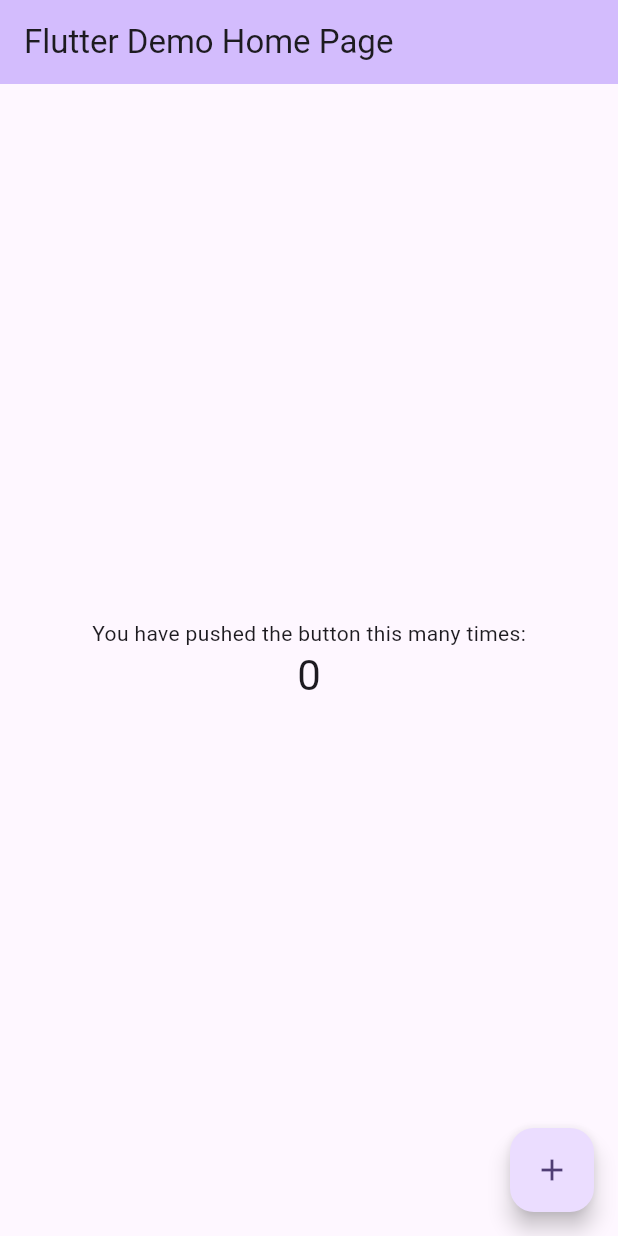
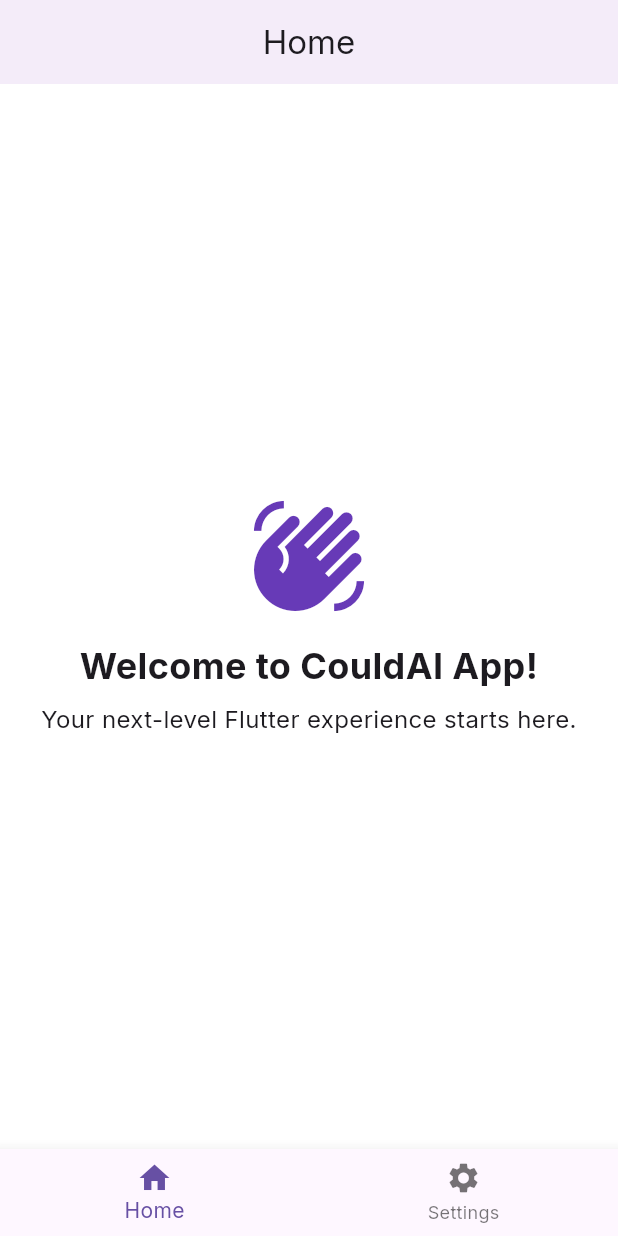
Before and after one commit to could-ai/01990a70-43a9-7c2c-830f-b275ce3ab16f, a Flutter app: the screen it shows after launch, on a phone screen of 412 x 824 dp. Run offline on Flutter 3.47's test engine with Material 3 defaults, Android fonts, the phone set to English and light mode, and no system bars; our stand-ins replace google_fonts.

Commit message:
Added provider and google_fonts dependencies to support state management and custom typography; adjusted project description. Ensured uses-material-design and prepared assets directory for future improvements.; Replaced default counter demo with a structured app entry point using Provider for theme management, MainPage with BottomNavigationBar, and two primary screens (Home and Settings). Configured light/dark themes.; Created AppTheme class defining consistent light and dark themes with Google Fonts for a modern look and proper brightness settings.; Added ThemeProvider using ChangeNotifier to manage and toggle between light and dark theme modes dynamically.; Created HomeScreen with a custom AppBar, welcome icon, and introductory text to present the enhanced app's main entry point.; Created SettingsScreen featuring a dark mode toggle using the ThemeProvider. Prepared for additional settings entries.; Added a reusable CustomAppBar widget to maintain consistent AppBar styling across screens.

```diff
--- a/usr/lib/main.dart
+++ b/usr/lib/main.dart
@@ -1,120 +1,68 @@
 import 'package:flutter/material.dart';
+import 'package:provider/provider.dart';
+import 'theme.dart';
+import 'providers/theme_provider.dart';
+import 'screens/home_screen.dart';
+import 'screens/settings_screen.dart';
 
 void main() {
-  runApp(const MyApp());
+  runApp(
+    ChangeNotifierProvider(
+      create: (_) => ThemeProvider(),
+      child: const MyApp(),
+    ),
+  );
 }
 
 class MyApp extends StatelessWidget {
-  const MyApp({super.key});
+  const MyApp({Key? key}) : super(key: key);
 
-  // This widget is the root of your application.
   @override
   Widget build(BuildContext context) {
+    final themeProvider = Provider.of<ThemeProvider>(context);
     return MaterialApp(
-      title: 'Flutter Demo',
+      title: 'CouldAI User App',
       debugShowCheckedModeBanner: false,
-      theme: ThemeData(
-        // This is the theme of your application.
-        //
-        // TRY THIS: Try running your application with "flutter run". You'll see
-        // the application has a purple toolbar. Then, without quitting the app,
-        // try changing the seedColor in the colorScheme below to Colors.green
-        // and then invoke "hot reload" (save your changes or press the "hot
-        // reload" button in a Flutter-supported IDE, or press "r" if you used
-        // the command line to start the app).
-        //
-        // Notice that the counter didn't reset back to zero; the application
-        // state is not lost during the reload. To reset the state, use hot
-        // restart instead.
-        //
-        // This works for code too, not just values: Most code changes can be
-        // tested with just a hot reload.
-        colorScheme: ColorScheme.fromSeed(seedColor: Colors.deepPurple),
-      ),
-      home: const MyHomePage(title: 'Flutter Demo Home Page'),
+      theme: AppTheme.lightTheme,
+      darkTheme: AppTheme.darkTheme,
+      themeMode: themeProvider.themeMode,
+      home: const MainPage(),
     );
   }
 }
 
-class MyHomePage extends StatefulWidget {
-  const MyHomePage({super.key, required this.title});
-
-  // This widget is the home page of your application. It is stateful, meaning
-  // that it has a State object (defined below) that contains fields that affect
-  // how it looks.
-
-  // This class is the configuration for the state. It holds the values (in this
-  // case the title) provided by the parent (in this case the App widget) and
-  // used by the build method of the State. Fields in a Widget subclass are
-  // always marked "final".
-
-  final String title;
+class MainPage extends StatefulWidget {
+  const MainPage({Key? key}) : super(key: key);
 
   @override
-  State<MyHomePage> createState() => _MyHomePageState();
+  _MainPageState createState() => _MainPageState();
 }
 
-class _MyHomePageState extends State<MyHomePage> {
-  int _counter = 0;
-
-  void _incrementCounter() {
-    setState(() {
-      // This call to setState tells the Flutter framework that something has
-      // changed in this State, which causes it to rerun the build method below
-      // so that the display can reflect the updated values. If we changed
-      // _counter without calling setState(), then the build method would not be
-      // called again, and so nothing would appear to happen.
-      _counter++;
-    });
-  }
+class _MainPageState extends State<MainPage> {
+  int _currentIndex = 0;
+  final List<Widget> _screens = [
+    const HomeScreen(),
+    const SettingsScreen(),
+  ];
 
   @override
   Widget build(BuildContext context) {
-    // This method is rerun every time setState is called, for instance as done
-    // by the _incrementCounter method above.
-    //
-    // The Flutter framework has been optimized to make rerunning build methods
-    // fast, so that you can just rebuild anything that needs updating rather
-    // than having to individually change instances of widgets.
     return Scaffold(
-      appBar: AppBar(
-        // TRY THIS: Try changing the color here to a specific color (to
-        // Colors.amber, perhaps?) and trigger a hot reload to see the AppBar
-        // change color while the other colors stay the same.
-        backgroundColor: Theme.of(context).colorScheme.inversePrimary,
-        // Here we take the value from the MyHomePage object that was created by
-        // the App.build method, and use it to set our appbar title.
-        title: Text(widget.title),
+      body: _screens[_currentIndex],
+      bottomNavigationBar: BottomNavigationBar(
+        currentIndex: _currentIndex,
+        onTap: (index) => setState(() => _currentIndex = index),
+        items: const [
+          BottomNavigationBarItem(
+            icon: Icon(Icons.home),
+            label: 'Home',
+          ),
+          BottomNavigationBarItem(
+            icon: Icon(Icons.settings),
+            label: 'Settings',
+          ),
+        ],
       ),
-      body: Center(
-        // Center is a layout widget. It takes a single child and positions it
-        // in the middle of the parent.
-        child: Column(
-          // Column is also a layout widget. It takes a list of children and
-          // arranges them vertically. By default, it sizes itself to fit its
-          // children horizontally, and tries to be as tall as its parent.
-          //
-          // Column has various properties to control how it sizes itself and
-          // how it positions its children. Here we use mainAxisAlignment to
-          // center the children vertically; the main axis here is the vertical
-          // axis because Columns are vertical (the cross axis would be
-          // horizontal).
-          //
-          // TRY THIS: Invoke "debug painting" (choose the "Toggle Debug Paint"
-          // action in the IDE, or press "p" in the console), to see the
-          // wireframe for each widget.
-          mainAxisAlignment: MainAxisAlignment.center,
-          children: <Widget>[
-            const Text('You have pushed the button this many times:'),
-            Text('$_counter', style: Theme.of(context).textTheme.headlineMedium),
-          ],
-        ),
-      ),
-      floatingActionButton: FloatingActionButton(
-        onPressed: _incrementCounter,
-        tooltip: 'Increment',
-        child: const Icon(Icons.add),
-      ), // This trailing comma makes auto-formatting nicer for build methods.
     );
   }
 }
--- /dev/null
+++ b/usr/lib/providers/theme_provider.dart
@@ -0,0 +1,12 @@
+import 'package:flutter/material.dart';
+
+class ThemeProvider extends ChangeNotifier {
+  ThemeMode _themeMode = ThemeMode.system;
+
+  ThemeMode get themeMode => _themeMode;
+
+  void toggleTheme(bool isDarkMode) {
+    _themeMode = isDarkMode ? ThemeMode.dark : ThemeMode.light;
+    notifyListeners();
+  }
+}
--- /dev/null
+++ b/usr/lib/screens/home_screen.dart
@@ -0,0 +1,36 @@
+import 'package:flutter/material.dart';
+import '../widgets/custom_app_bar.dart';
+
+class HomeScreen extends StatelessWidget {
+  const HomeScreen({Key? key}) : super(key: key);
+
+  @override
+  Widget build(BuildContext context) {
+    return Scaffold(
+      appBar: CustomAppBar(title: 'Home'),
+      body: Center(
+        child: Padding(
+          padding: const EdgeInsets.all(16.0),
+          child: Column(
+            mainAxisAlignment: MainAxisAlignment.center,
+            children: const [
+              Icon(Icons.waving_hand, size: 80, color: Colors.deepPurple),
+              SizedBox(height: 16),
+              Text(
+                'Welcome to CouldAI App!',
+                style: TextStyle(fontSize: 24, fontWeight: FontWeight.bold),
+                textAlign: TextAlign.center,
+              ),
+              SizedBox(height: 8),
+              Text(
+                'Your next-level Flutter experience starts here.',
+                style: TextStyle(fontSize: 16),
+                textAlign: TextAlign.center,
+              ),
+            ],
+          ),
+        ),
+      ),
+    );
+  }
+}
--- /dev/null
+++ b/usr/lib/screens/settings_screen.dart
@@ -0,0 +1,29 @@
+import 'package:flutter/material.dart';
+import 'package:provider/provider.dart';
+import '../providers/theme_provider.dart';
+import '../widgets/custom_app_bar.dart';
+
+class SettingsScreen extends StatelessWidget {
+  const SettingsScreen({Key? key}) : super(key: key);
+
+  @override
+  Widget build(BuildContext context) {
+    final themeProvider = Provider.of<ThemeProvider>(context);
+    final isDarkMode = themeProvider.themeMode == ThemeMode.dark;
+
+    return Scaffold(
+      appBar: CustomAppBar(title: 'Settings'),
+      body: ListView(
+        children: [
+          SwitchListTile(
+            title: const Text('Dark Mode'),
+            value: isDarkMode,
+            onChanged: (value) => themeProvider.toggleTheme(value),
+            secondary: const Icon(Icons.dark_mode),
+          ),
+          // Future settings can be added here
+        ],
+      ),
+    );
+  }
+}
--- /dev/null
+++ b/usr/lib/theme.dart
@@ -0,0 +1,22 @@
+import 'package:flutter/material.dart';
+import 'package:google_fonts/google_fonts.dart';
+
+class AppTheme {
+  static final ThemeData lightTheme = ThemeData(
+    brightness: Brightness.light,
+    primarySwatch: Colors.deepPurple,
+    textTheme: GoogleFonts.interTextTheme(
+      ThemeData.light().textTheme,
+    ),
+    scaffoldBackgroundColor: Colors.white,
+  );
+
+  static final ThemeData darkTheme = ThemeData(
+    brightness: Brightness.dark,
+    primarySwatch: Colors.deepPurple,
+    textTheme: GoogleFonts.interTextTheme(
+      ThemeData.dark().textTheme,
+    ),
+    scaffoldBackgroundColor: Colors.black,
+  );
+}
--- /dev/null
+++ b/usr/lib/widgets/custom_app_bar.dart
@@ -0,0 +1,19 @@
+import 'package:flutter/material.dart';
+
+class CustomAppBar extends StatelessWidget implements PreferredSizeWidget {
+  final String title;
+
+  const CustomAppBar({Key? key, required this.title}) : super(key: key);
+
+  @override
+  Widget build(BuildContext context) {
+    return AppBar(
+      title: Text(title),
+      centerTitle: true,
+      elevation: 2,
+    );
+  }
+
+  @override
+  Size get preferredSize => const Size.fromHeight(kToolbarHeight);
+}
```
Also changed, not shown: usr/pubspec.yaml (+6 -72 lines).
